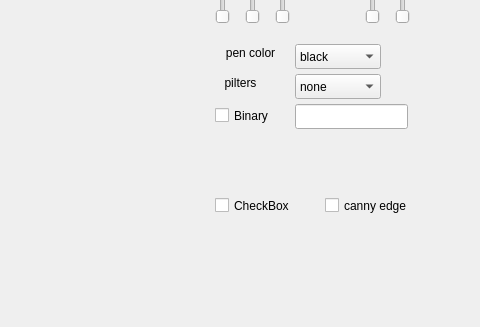
Qt form python/pyQT_src/camera_app.ui (RedStones-112/ROS_Pr) before a commit; both pictures show x 455 to 935 and y 236 to 563 of the 935 by 563 pixel window.
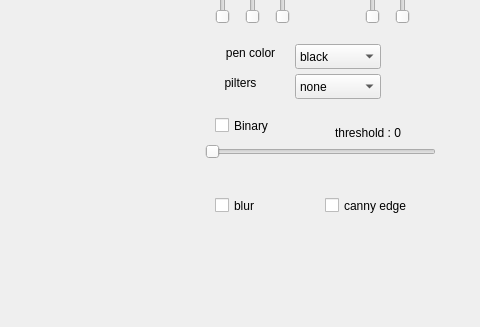
The same form after that commit.

Commit message: camera_app_pt

```diff
--- a/python/pyQT_src/camera_app.ui
+++ b/python/pyQT_src/camera_app.ui
@@ -147,7 +147,7 @@
    <property name="geometry">
     <rect>
      <x>670</x>
-     <y>340</y>
+     <y>350</y>
      <width>92</width>
      <height>23</height>
     </rect>
@@ -166,7 +166,7 @@
     </rect>
    </property>
    <property name="text">
-    <string>CheckBox</string>
+    <string>blur</string>
    </property>
   </widget>
   <widget class="QCheckBox" name="checkBox_4">
@@ -182,16 +182,6 @@
     <string>canny edge</string>
    </property>
   </widget>
-  <widget class="QLineEdit" name="lineEdit">
-   <property name="geometry">
-    <rect>
-     <x>750</x>
-     <y>340</y>
-     <width>113</width>
-     <height>25</height>
-    </rect>
-   </property>
-  </widget>
   <widget class="QLabel" name="label_2">
    <property name="geometry">
     <rect>
@@ -362,6 +352,32 @@
     <string>capture</string>
    </property>
   </widget>
+  <widget class="QSlider" name="threshold_slider">
+   <property name="geometry">
+    <rect>
+     <x>660</x>
+     <y>380</y>
+     <width>231</width>
+     <height>16</height>
+    </rect>
+   </property>
+   <property name="orientation">
+    <enum>Qt::Horizontal</enum>
+   </property>
+  </widget>
+  <widget class="QLabel" name="threshold_val">
+   <property name="geometry">
+    <rect>
+     <x>790</x>
+     <y>360</y>
+     <width>101</width>
+     <height>17</height>
+    </rect>
+   </property>
+   <property name="text">
+    <string>threshold : 0</string>
+   </property>
+  </widget>
  </widget>
  <resources/>
  <connections/>
```
Left out of the diff: 6 changed lines with no effect on the pictures. The commit also changes 3 other files.
